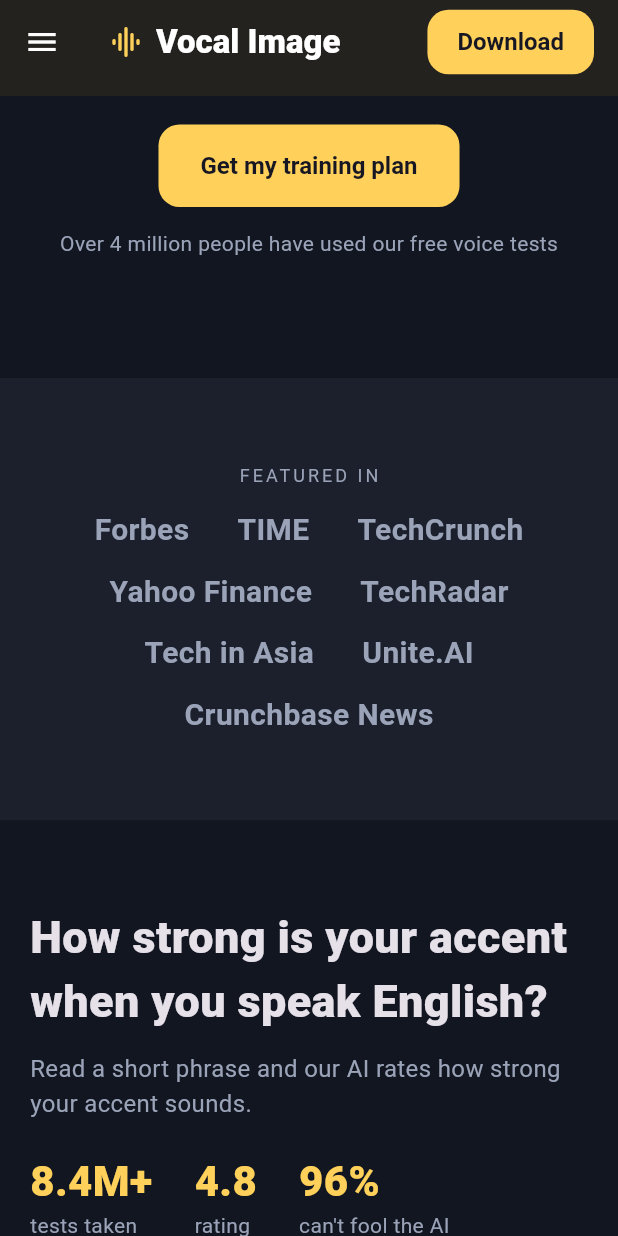
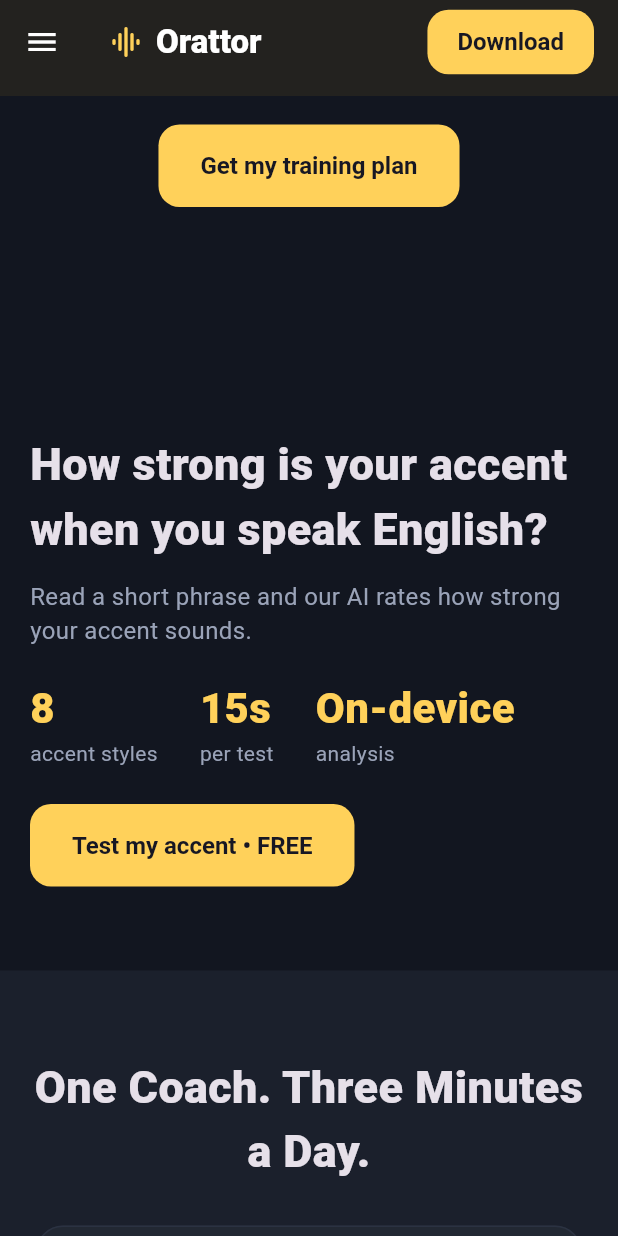
Before and after one commit to ebenezergraham/orattor, a Flutter app: the screen it shows after launch, scrolled down 576 dp, on a phone screen of 412 x 824 dp. Run offline on Flutter 3.47's test engine with Material 3 defaults, Android fonts, the phone set to English and light mode, and no system bars; our stand-ins replace shared_preferences; missing offline and left inert: record; Roboto replaces fonts that are missing (Ubuntu).

Commit message:
Rebrand app as Orattor; remove third-party claims, press, testimonials, contact details
Co-Authored-By: Claude Sonnet 5.5 <noreply@anthropic.com>
Claude-Session: https://claude.ai/code/session_01WxxMEskfKi43tsfN7SmAM2

```diff
--- a/lib/analysis.dart
+++ b/lib/analysis.dart
@@ -74,7 +74,7 @@ Result tongueTwisterTest(VoiceMetrics m, int words) {
 
 const accents = ['General American', 'British (RP)', 'Australian', 'Irish', 'Indian English', 'Southern US', 'Canadian', 'South African'];
 
-/// Not a real accent classifier — Vocal Image's model is proprietary.
+/// Not a real accent classifier — a trained model is required.
 Result accentTest(VoiceMetrics m, String native) {
   final r = Random(m.meanPitch.round() * 31 + m.syllablesPerSec.round());
   final strength = _c(30 + r.nextInt(50) + (m.pauses > 2 ? 8 : 0));
--- a/lib/data.dart
+++ b/lib/data.dart
@@ -32,7 +32,7 @@ const features = [
   Feature(Icons.play_circle_rounded, 'Shorts',
       'Short coaching videos with one communication tip each.'),
   Feature(Icons.emoji_events_rounded, 'Voice Arena',
-      'Community ratings and a leaderboard with 2M+ voices.'),
+      'Compare your Voice Rating on a leaderboard.'),
 ];
 
 const tests = [
@@ -47,7 +47,6 @@ const tests = [
   VoiceTest(Icons.language_rounded, 'Spanish Accent Test', '13 Spanish accents.'),
 ];
 
-const press = ['Forbes', 'TIME', 'TechCrunch', 'Yahoo Finance', 'TechRadar', 'Tech in Asia', 'Unite.AI', 'Crunchbase News'];
 
 const steps = [
   ('Take the quiz', 'About two minutes of questions about your goals and obstacles.'),
@@ -55,11 +54,6 @@ const steps = [
   ('Hear the difference', 'Re-test after two weeks and compare your recordings.'),
 ];
 
-const testimonials = [
-  ('Farlan, 32', 'Aspen, Colorado', 'I sound like I belong in the room now. My filler words are almost gone.'),
-  ('Farid, 42', 'London', 'Introducing myself at networking events no longer makes me anxious.'),
-  ('Karen, 25', 'Ottawa', 'I negotiated my contract with a steady voice. Video calls feel easy.'),
-];
 
 const tongueTwisters = [
   'She sells seashells by the seashore.',
--- a/lib/main.dart
+++ b/lib/main.dart
@@ -6,14 +6,14 @@ import 'theme.dart';
 Future<void> main() async {
   WidgetsFlutterBinding.ensureInitialized();
   await AppState.I.load();
-  runApp(const VocalImageApp());
+  runApp(const OrattorApp());
 }
 
-class VocalImageApp extends StatelessWidget {
-  const VocalImageApp({super.key});
+class OrattorApp extends StatelessWidget {
+  const OrattorApp({super.key});
   @override
   Widget build(BuildContext context) => MaterialApp(
-        title: 'Vocal Image',
+        title: 'Orattor',
         debugShowCheckedModeBanner: false,
         theme: buildTheme(),
         home: const LandingPage(),
--- a/lib/pages/landing.dart
+++ b/lib/pages/landing.dart
@@ -28,13 +28,11 @@ class _LandingPageState extends State<LandingPage> {
       body: SingleChildScrollView(
         child: Column(children: [
           _Section(child: _hero(wide)),
-          _Section(alt: true, child: _press()),
           _Section(child: _accent(wide)),
           _Section(alt: true, child: _how(wide)),
           _Section(child: _features(wide)),
           _Section(alt: true, child: _testsGrid(wide)),
-          _Section(child: _reviews(wide)),
-          _Section(alt: true, child: _closing()),
+          _Section(child: _closing()),
           _footer(wide),
         ]),
       ),
@@ -65,26 +63,14 @@ class _LandingPageState extends State<LandingPage> {
         const SizedBox(height: 28),
         FilledButton(onPressed: _start, child: const Text('Get my training plan')),
         const SizedBox(height: 14),
-        const Text('Over 4 million people have used our free voice tests',
-            style: TextStyle(color: VI.muted)),
         const SizedBox(height: 24),
-      ]);
-
-  Widget _press() => Column(children: [
-        const Text('FEATURED IN', style: TextStyle(color: VI.muted, letterSpacing: 2, fontSize: 12)),
-        const SizedBox(height: 14),
-        Wrap(spacing: 32, runSpacing: 12, alignment: WrapAlignment.center, children: [
-          for (final p in press)
-            Text(p, style: const TextStyle(fontSize: 20, fontWeight: FontWeight.w700, color: VI.muted)),
-        ]),
       ]);
 
   Widget _accent(bool wide) {
     final stats = Wrap(spacing: 28, runSpacing: 14, children: const [
-      _Stat('8.4M+', 'tests taken'),
-      _Stat('4.8', 'rating'),
-      _Stat('96%', "can't fool the AI"),
-      _Stat('120+', 'accents detected'),
+      _Stat('8', 'accent styles'),
+      _Stat('15s', 'per test'),
+      _Stat('On-device', 'analysis'),
     ]);
     final text = Column(crossAxisAlignment: CrossAxisAlignment.start, children: [
       const Text('How strong is your accent when you speak English?',
@@ -149,34 +135,11 @@ class _LandingPageState extends State<LandingPage> {
         ]),
       ]);
 
-  Widget _reviews(bool wide) => Column(children: [
-        const Text('Loved by speakers worldwide',
-            style: TextStyle(fontSize: 30, fontWeight: FontWeight.w800)),
-        const SizedBox(height: 24),
-        _grid(wide ? 3 : 1, [
-          for (final t in testimonials)
-            _InfoCard(
-                leading: Row(mainAxisSize: MainAxisSize.min, children: [
-                  for (var i = 0; i < 5; i++) const Icon(Icons.star_rounded, color: VI.primary, size: 20)
-                ]),
-                title: '${t.$1} • ${t.$2}',
-                body: t.$3),
-        ]),
-      ]);
-
   Widget _closing() => Column(children: [
         const Text('Boost your voice, confidence, and career',
             style: TextStyle(fontSize: 32, fontWeight: FontWeight.w800), textAlign: TextAlign.center),
         const SizedBox(height: 20),
         FilledButton(onPressed: _start, child: const Text('Try it for free')),
-        const SizedBox(height: 28),
-        const Wrap(spacing: 24, runSpacing: 8, alignment: WrapAlignment.center, children: [
-          Text('European AI Startup Program', style: TextStyle(color: VI.muted)),
-          Text('AWS AI Challenge', style: TextStyle(color: VI.muted)),
-          Text('TechChill 2022', style: TextStyle(color: VI.muted)),
-          Text('Latitude59 2022', style: TextStyle(color: VI.muted)),
-          Text('Startup Fair 2023', style: TextStyle(color: VI.muted)),
-        ]),
       ]);
 
   Widget _footer(bool wide) => Container(
@@ -187,9 +150,9 @@ class _LandingPageState extends State<LandingPage> {
             constraints: const BoxConstraints(maxWidth: 1100),
             child: Column(crossAxisAlignment: CrossAxisAlignment.start, children: [
               Wrap(spacing: 56, runSpacing: 24, children: const [
-                _FooterCol('Support', ['Help center', 'support@vocalimage.app']),
+                _FooterCol('Support', ['Help center']),
                 _FooterCol('Content', ['Tongue Twisters', 'Voice Training', 'Public Speaking', 'Articulate']),
-                _FooterCol('Company', ['Careers', 'Media Kit', 'Newsroom', 'For Sales']),
+                _FooterCol('Company', ['About', 'Careers']),
                 _FooterCol('Tests', ['Accent', 'Archetype', 'Tongue Twister', 'Voice Rating', 'Age']),
               ]),
               const SizedBox(height: 24),
@@ -198,9 +161,7 @@ class _LandingPageState extends State<LandingPage> {
                 Chip(avatar: Icon(Icons.android), label: Text('Google Play')),
               ]),
               const SizedBox(height: 16),
-              const Text('New York, NY • Tallinn, Estonia', style: TextStyle(color: VI.muted)),
-              const SizedBox(height: 8),
-              const Text('© 2021–2026 Vocal Image • Privacy policy • Terms & conditions',
+              const Text('© 2026 Orattor • Privacy policy • Terms & conditions',
                   style: TextStyle(color: VI.muted)),
             ]),
           ),
@@ -229,7 +190,7 @@ class _NavBar extends StatelessWidget implements PreferredSizeWidget {
         title: const Row(children: [
           Icon(Icons.graphic_eq_rounded, color: VI.primary),
           SizedBox(width: 8),
-          Text('Vocal Image', style: TextStyle(fontWeight: FontWeight.w800)),
+          Text('Orattor', style: TextStyle(fontWeight: FontWeight.w800)),
         ]),
         actions: [
           if (wide) ...[
@@ -268,7 +229,7 @@ class _MenuDrawer extends StatelessWidget {
   Widget build(BuildContext context) => Drawer(
         backgroundColor: VI.bg2,
         child: ListView(children: [
-          const DrawerHeader(child: Text('Vocal Image', style: TextStyle(fontSize: 24, fontWeight: FontWeight.w800))),
+          const DrawerHeader(child: Text('Orattor', style: TextStyle(fontSize: 24, fontWeight: FontWeight.w800))),
           const ListTile(title: Text('Blog')),
           for (final e in menu.entries)
             ExpansionTile(title: Text(e.key), children: [for (final i in e.value) ListTile(title: Text(i), dense: true)]),
--- a/lib/pages/learn.dart
+++ b/lib/pages/learn.dart
@@ -44,7 +44,7 @@ class ArticlePage extends StatelessWidget {
         appBar: AppBar(backgroundColor: VI.surface, title: Text(title)),
         body: Padding(
           padding: const EdgeInsets.all(24),
-          child: Text(_articles[title] ?? 'Read the full article on vocalimage.app.', style: const TextStyle(fontSize: 18, height: 1.5)),
+          child: Text(_articles[title] ?? 'Full article coming soon.', style: const TextStyle(fontSize: 18, height: 1.5)),
         ),
       );
 }
--- a/lib/pages/tests.dart
+++ b/lib/pages/tests.dart
@@ -100,7 +100,7 @@ class _TestPageState extends State<TestPage> {
               if (isAccent)
                 const Padding(
                   padding: EdgeInsets.only(top: 8),
-                  child: Text('Demo estimate: real accent detection needs Vocal Image’s trained model.',
+                  child: Text('Demo estimate: real accent detection needs a trained model.',
                       style: TextStyle(color: VI.muted, fontSize: 12)),
                 ),
               if (widget.title == 'Age Test')
--- a/lib/pages/train.dart
+++ b/lib/pages/train.dart
@@ -279,7 +279,7 @@ class _RoleplayPageState extends State<RoleplayPage> {
           for (final k in _scenarios.keys) Card(child: ListTile(title: Text(k), trailing: const Icon(Icons.chevron_right), onTap: () => _pick(k))),
           const Padding(
             padding: EdgeInsets.all(8),
-            child: Text('Scripted practice conversations with scoring. Live AI characters need Vocal Image’s service.',
+            child: Text('Scripted practice conversations with scoring. Live AI characters need a backend AI service.',
                 style: TextStyle(color: VI.muted, fontSize: 12)),
           ),
         ]),
--- a/pubspec.yaml
+++ b/pubspec.yaml
@@ -1,4 +1,4 @@
-name: vocal_image
+name: orattor
 description: "A new Flutter project."
 # The following line prevents the package from being accidentally published to
 # pub.dev using `flutter pub publish`. This is preferred for private packages.
```
Also changed, not shown: 6 other files.
